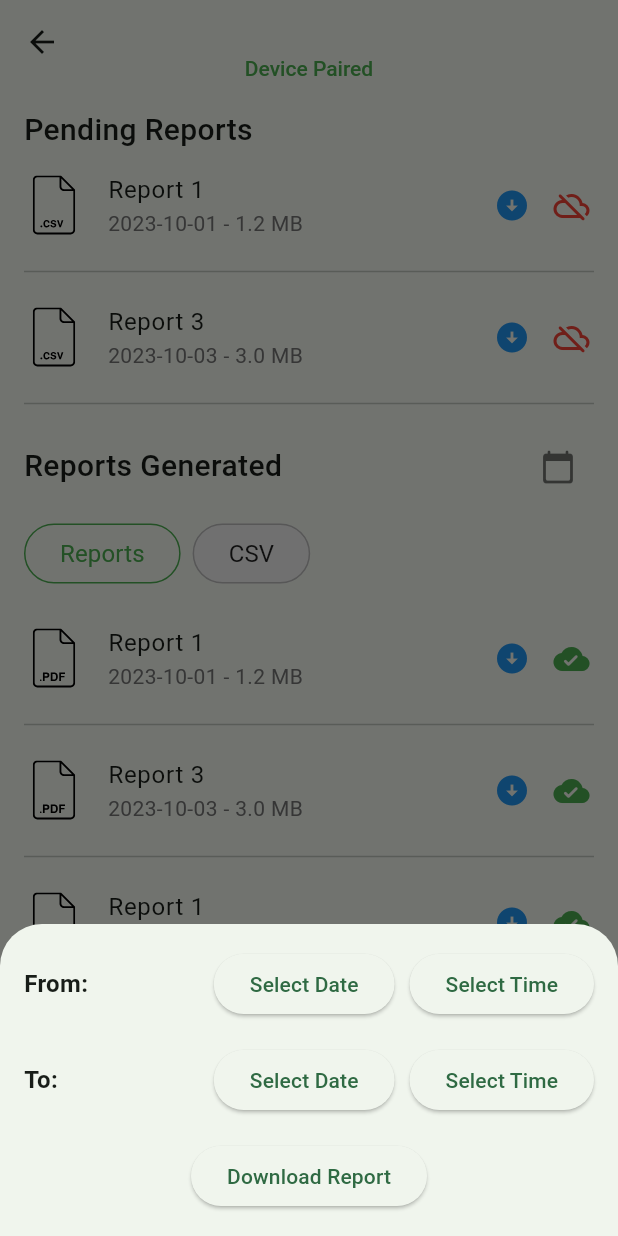
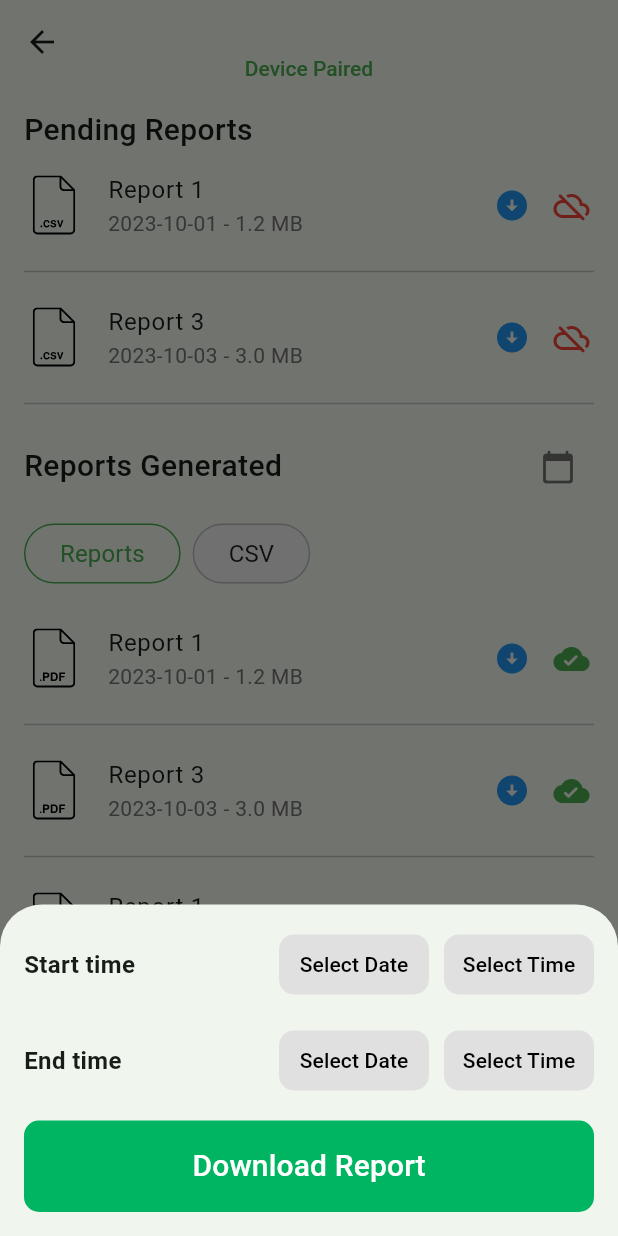
Before and after one commit to mYashavanth/mesha_bluetooth_app, a Flutter app: the DeviceDetailsPage screen opened directly with empty values, after a tap on the "calendar today" icon, on a phone screen of 412 x 824 dp. Run offline on Flutter 3.47's test engine with Material 3 defaults, Android fonts, the phone set to English and light mode, and no system bars; our stand-ins replace flutter_svg.

Commit message:
updated date selector in device details page

```diff
--- a/lib/views/device_details.dart
+++ b/lib/views/device_details.dart
@@ -78,22 +78,23 @@ class _DeviceDetailsPageState extends State<DeviceDetailsPage> {
     showModalBottomSheet(
       context: context,
       builder: (BuildContext context) {
+        return StatefulBuilder(
+          builder: (BuildContext context, StateSetter setState) {
             return Container(
               padding: const EdgeInsets.all(16.0),
               child: Column(
                 mainAxisSize: MainAxisSize.min,
                 children: [
                   // From Section
-
                   Row(
                     mainAxisAlignment: MainAxisAlignment.spaceEvenly,
                     children: [
-                  const Text('From:',
-                      style:
-                          TextStyle(fontSize: 16, fontWeight: FontWeight.bold)),
+                      const Text('Start time',
+                          style: TextStyle(
+                              fontSize: 16, fontWeight: FontWeight.bold)),
                       const Spacer(),
                       // Select Date Button
-                  ElevatedButton(
+                      TextButton(
                         onPressed: () async {
                           final selectedDate = await showDatePicker(
                             context: context,
@@ -107,6 +108,14 @@ class _DeviceDetailsPageState extends State<DeviceDetailsPage> {
                             });
                           }
                         },
+                        style: TextButton.styleFrom(
+                          minimumSize: const Size(100, 40),
+                          backgroundColor: Colors.grey.shade300,
+                          foregroundColor: Colors.black,
+                          shape: RoundedRectangleBorder(
+                            borderRadius: BorderRadius.circular(10.0),
+                          ),
+                        ),
                         child: Text(
                           fromDate != null
                               ? '${fromDate!.toLocal()}'.split(' ')[0]
@@ -117,7 +126,7 @@ class _DeviceDetailsPageState extends State<DeviceDetailsPage> {
                         width: 10.0,
                       ),
                       // Select Time Button
-                  ElevatedButton(
+                      TextButton(
                         onPressed: () async {
                           final selectedTime = await showTimePicker(
                             context: context,
@@ -129,6 +138,14 @@ class _DeviceDetailsPageState extends State<DeviceDetailsPage> {
                             });
                           }
                         },
+                        style: TextButton.styleFrom(
+                          minimumSize: const Size(100, 40),
+                          backgroundColor: Colors.grey.shade300,
+                          foregroundColor: Colors.black,
+                          shape: RoundedRectangleBorder(
+                            borderRadius: BorderRadius.circular(10.0),
+                          ),
+                        ),
                         child: Text(
                           fromTime != null
                               ? '${fromTime!.format(context)}'
@@ -140,16 +157,15 @@ class _DeviceDetailsPageState extends State<DeviceDetailsPage> {
                   const SizedBox(height: 16),
 
                   // To Section
-
                   Row(
                     mainAxisAlignment: MainAxisAlignment.spaceEvenly,
                     children: [
-                  const Text('To:',
-                      style:
-                          TextStyle(fontSize: 16, fontWeight: FontWeight.bold)),
+                      const Text('End time',
+                          style: TextStyle(
+                              fontSize: 16, fontWeight: FontWeight.bold)),
                       const Spacer(),
                       // Select Date Button
-                  ElevatedButton(
+                      TextButton(
                         onPressed: () async {
                           final selectedDate = await showDatePicker(
                             context: context,
@@ -163,6 +179,14 @@ class _DeviceDetailsPageState extends State<DeviceDetailsPage> {
                             });
                           }
                         },
+                        style: TextButton.styleFrom(
+                          minimumSize: const Size(100, 40),
+                          backgroundColor: Colors.grey.shade300,
+                          foregroundColor: Colors.black,
+                          shape: RoundedRectangleBorder(
+                            borderRadius: BorderRadius.circular(10.0),
+                          ),
+                        ),
                         child: Text(
                           toDate != null
                               ? '${toDate!.toLocal()}'.split(' ')[0]
@@ -173,7 +197,7 @@ class _DeviceDetailsPageState extends State<DeviceDetailsPage> {
                         width: 10.0,
                       ),
                       // Select Time Button
-                  ElevatedButton(
+                      TextButton(
                         onPressed: () async {
                           final selectedTime = await showTimePicker(
                             context: context,
@@ -185,6 +209,14 @@ class _DeviceDetailsPageState extends State<DeviceDetailsPage> {
                             });
                           }
                         },
+                        style: TextButton.styleFrom(
+                          minimumSize: const Size(100, 40),
+                          backgroundColor: Colors.grey.shade300,
+                          foregroundColor: Colors.black,
+                          shape: RoundedRectangleBorder(
+                            borderRadius: BorderRadius.circular(10.0),
+                          ),
+                        ),
                         child: Text(
                           toTime != null
                               ? '${toTime!.format(context)}'
@@ -196,7 +228,9 @@ class _DeviceDetailsPageState extends State<DeviceDetailsPage> {
                   const SizedBox(height: 16),
 
                   // Download Report Button
-              ElevatedButton(
+                  SizedBox(
+                    width: double.infinity,
+                    child: TextButton(
                       onPressed: () {
                         if (fromDate != null &&
                             fromTime != null &&
@@ -228,10 +262,27 @@ class _DeviceDetailsPageState extends State<DeviceDetailsPage> {
                           );
                         }
                       },
-                child: const Text('Download Report'),
+                      style: TextButton.styleFrom(
+                        backgroundColor: const Color(0xFF00B562),
+                        padding: const EdgeInsets.symmetric(vertical: 16.0),
+                        shape: RoundedRectangleBorder(
+                          borderRadius: BorderRadius.circular(10.0),
+                        ),
+                      ),
+                      child: const Text(
+                        'Download Report',
+                        style: TextStyle(
+                          color: Colors.white,
+                          fontSize: 20,
+                          fontWeight: FontWeight.w500,
+                        ),
+                      ),
+                    ),
                   ),
                 ],
               ),
+            );
+          },
         );
       },
     );
@@ -567,6 +618,10 @@ class _DeviceDetailsPageState extends State<DeviceDetailsPage> {
                       style: TextButton.styleFrom(
                         backgroundColor: Colors.grey.shade300,
                         foregroundColor: Colors.black,
+                        padding: const EdgeInsets.symmetric(vertical: 16.0),
+                        shape: RoundedRectangleBorder(
+                          borderRadius: BorderRadius.circular(10.0),
+                        ),
                       ),
                       child: const Text(
                         'Start Test',
@@ -581,10 +636,18 @@ class _DeviceDetailsPageState extends State<DeviceDetailsPage> {
                   Expanded(
                     child: TextButton(
                       onPressed: () => {},
+                      style: TextButton.styleFrom(
+                        backgroundColor: const Color(0xFF00B562),
+                        padding: const EdgeInsets.symmetric(vertical: 16.0),
+                        shape: RoundedRectangleBorder(
+                          borderRadius: BorderRadius.circular(10.0),
+                        ),
+                      ),
                       child: const Text(
                         'Retrieve Data',
                         style: TextStyle(
-                          fontSize: 20.0,
+                          color: Colors.white,
+                          fontSize: 20,
                           fontWeight: FontWeight.w500,
                         ),
                       ),
```
Lines whose indentation alone changed are shown as unchanged.
